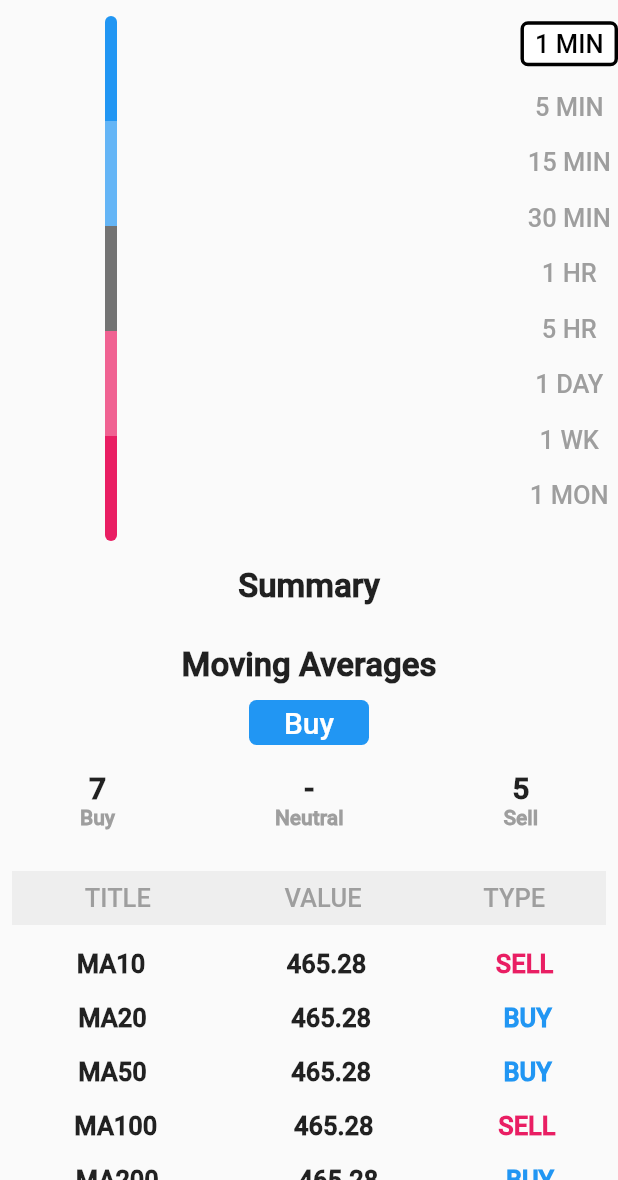
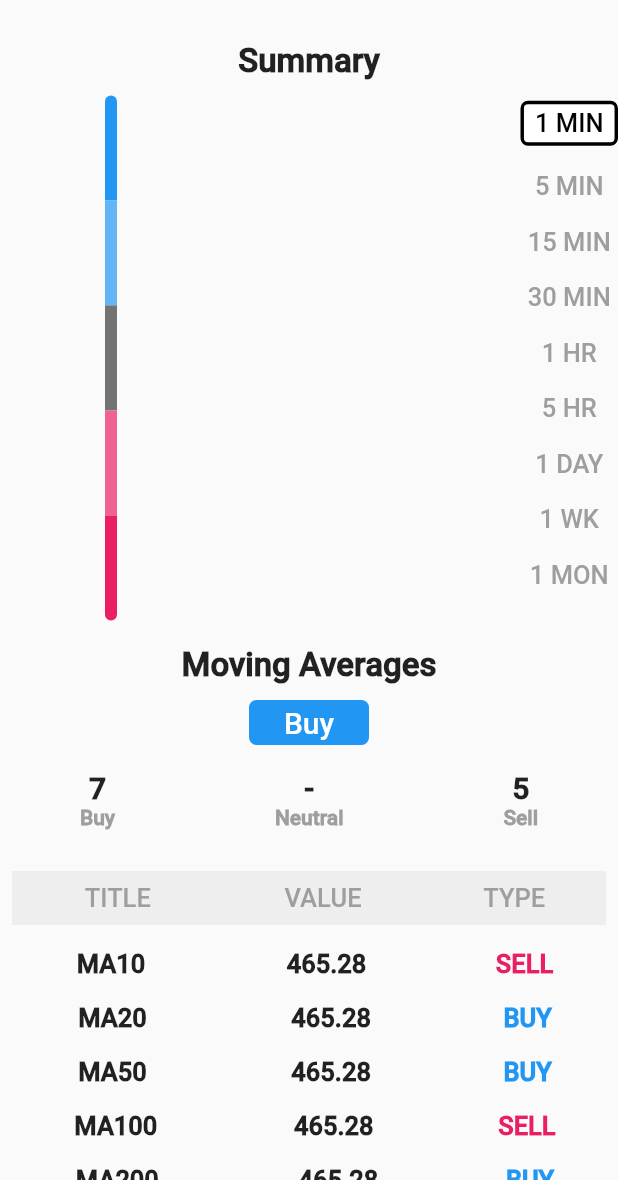
Before and after one commit to siddakumarpatil/sensex_UI, a Flutter app: the screen it shows after launch, on a phone screen of 412 x 824 dp, the part 56-1236 px from its top. Run offline on Flutter 3.47's test engine with Material 2 defaults, Android fonts, the phone set to English and light mode, and no system bars; our stand-ins replace fluttertoast.

Commit message:
small changes

```diff
--- a/lib/main.dart
+++ b/lib/main.dart
@@ -59,6 +59,17 @@ class _MyHomePageState extends State<MyHomePage> {
                     textAlign: TextAlign.center,
                   ),
                 ],
+              ),
+              Padding(
+                padding: const EdgeInsets.only(top: 17.0, bottom: 10.0),
+                child: Text(
+                  'Summary',
+                  style: TextStyle(
+                    fontWeight: FontWeight.bold,
+                    fontSize: 22,
+                  ),
+                  textAlign: TextAlign.center,
+                ),
               ),
               Row(
                 mainAxisAlignment: MainAxisAlignment.spaceBetween,
@@ -251,17 +262,6 @@ class _MyHomePageState extends State<MyHomePage> {
                     ],
                   ),
                 ],
-              ),
-              Padding(
-                padding: const EdgeInsets.only(top: 17.0, bottom: 10.0),
-                child: Text(
-                  'Summary',
-                  style: TextStyle(
-                    fontWeight: FontWeight.bold,
-                    fontSize: 22,
-                  ),
-                  textAlign: TextAlign.center,
-                ),
               ),
               Padding(
                 padding: const EdgeInsets.only(top: 17.0, bottom: 10.0),
```
